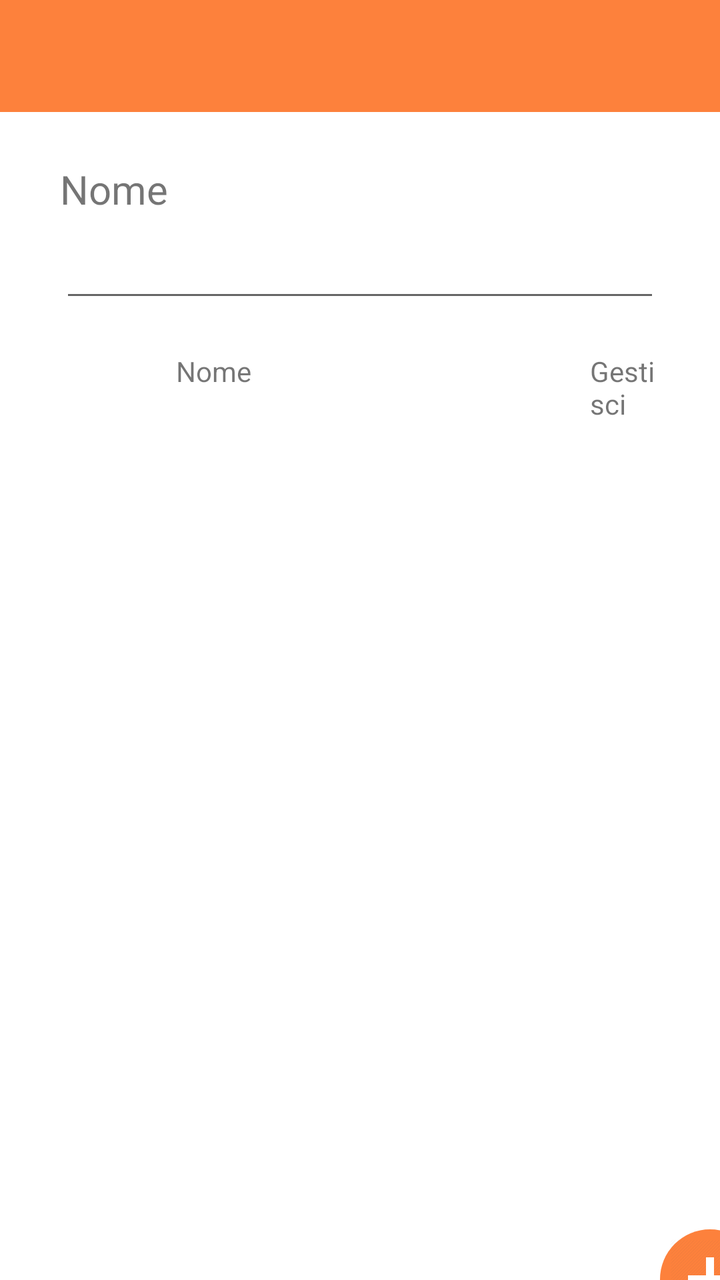
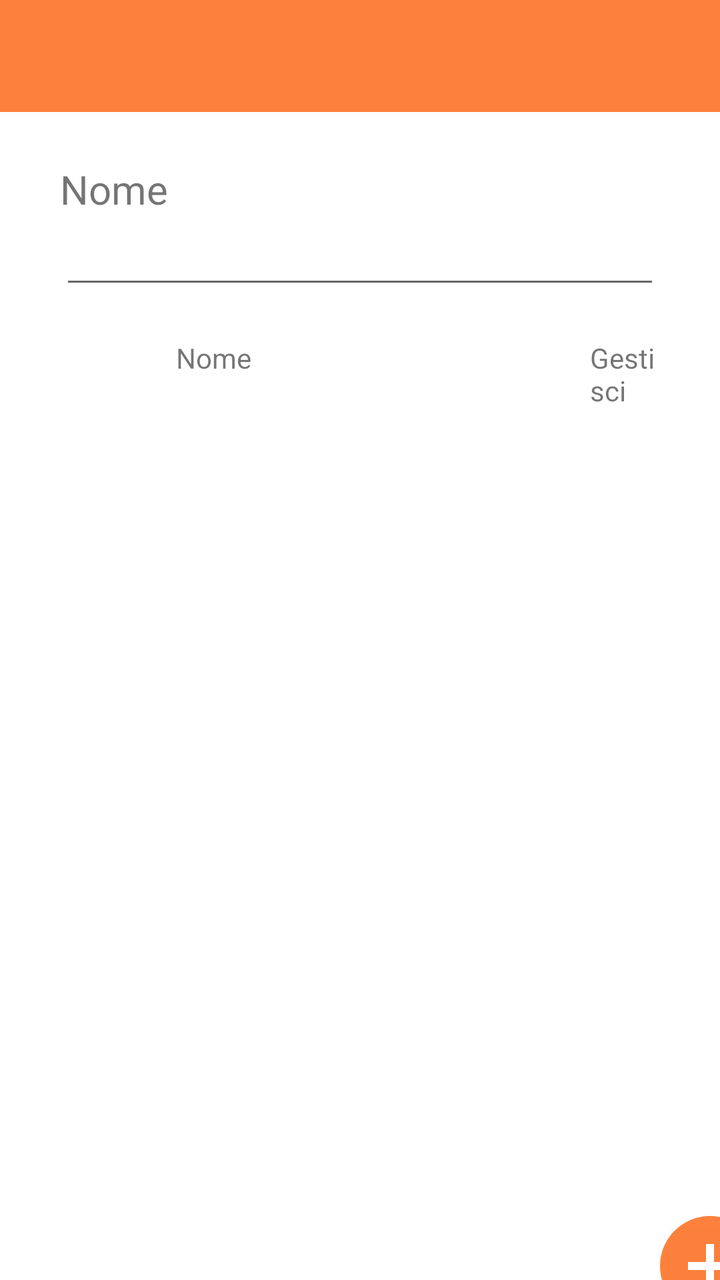

Screens rendered from an Android XML layout before and after an edit, with the pre-edit source and the edit as a unified diff.
<!-- AndroidManifest.xml: application theme Theme.YourCali -->
<!-- res/layout/activity_workout_plan_creation.xml -->
<?xml version="1.0" encoding="utf-8"?>
<androidx.constraintlayout.widget.ConstraintLayout xmlns:android="http://schemas.android.com/apk/res/android"
    xmlns:app="http://schemas.android.com/apk/res-auto"
    xmlns:tools="http://schemas.android.com/tools"
    android:layout_width="match_parent"
    android:layout_height="match_parent"
    tools:context=".WorkoutPlanCreationActivity">




    <LinearLayout
        android:layout_width="match_parent"
        android:layout_height="match_parent"
        android:orientation="vertical"
        tools:layout_editor_absoluteX="0sp"
        tools:layout_editor_absoluteY="171sp">

        <com.google.android.material.appbar.AppBarLayout
            android:layout_width="match_parent"
            android:layout_height="wrap_content"
            app:layout_constraintEnd_toEndOf="parent"
            app:layout_constraintStart_toStartOf="parent"
            app:layout_constraintTop_toTopOf="parent">

            <androidx.appcompat.widget.Toolbar
                android:id="@+id/myToolbar"
                android:layout_width="match_parent"
                android:layout_height="wrap_content"
                android:background="@color/Orange"
                android:minHeight="?attr/actionBarSize"
                android:theme="@style/MyThemeOverlay_Toolbar2" />

        </com.google.android.material.appbar.AppBarLayout>




        <Space
            android:layout_width="match_parent"
            android:layout_height="25sp" />

        <TextView
            android:layout_width="match_parent"
            android:layout_height="wrap_content"
            android:layout_marginLeft="30sp"
            android:text='Nome'
            android:textSize="20sp" />

        <EditText
            android:id="@+id/workoutPlanName"
            android:layout_width="match_parent"
            android:layout_height="wrap_content"
            android:layout_marginHorizontal="30sp"
            android:hint=""
            android:minHeight="48sp" />

        <Space
            android:layout_width="match_parent"
            android:layout_height="20sp" />

        <RelativeLayout
            android:id="@+id/intestationBar"
            android:layout_width="match_parent"
            android:layout_height="wrap_content"
            android:layout_marginHorizontal="30sp">

            <TextView
                android:layout_width="wrap_content"
                android:layout_height="wrap_content"
                android:layout_marginStart="58sp"
                android:text="Nome" />

            <TextView
                android:layout_width="wrap_content"
                android:layout_height="wrap_content"
                android:layout_marginStart="265sp"
                android:text="Gestisci" />


        </RelativeLayout>

        <Space
            android:layout_width="match_parent"
            android:layout_height="10sp"/>

        <LinearLayout
            android:layout_width="match_parent"
            android:layout_height="453sp">

            <TextView
                android:id="@+id/emptyworkoutplancreation"
                android:layout_width="376sp"
                android:layout_height="wrap_content"
                android:layout_gravity="center"
                android:text="Ancora nessun esercizio personale aggiunto!"
                android:textAlignment="center"
                android:textSize="25sp"
                android:visibility="gone"
                tools:ignore="MissingConstraints"
                tools:layout_editor_absoluteY="400sp" />

            <ScrollView
                android:layout_width="match_parent"
                android:layout_height="441sp"
                android:layout_marginHorizontal="30sp"
                android:layout_weight="1"
                android:fillViewport="true">

                <androidx.recyclerview.widget.RecyclerView
                    android:id="@+id/recyclerView"
                    android:layout_width="match_parent"
                    android:layout_height="440sp"
                    android:background="@color/white">


                </androidx.recyclerview.widget.RecyclerView>

            </ScrollView>


        </LinearLayout>


        <ImageButton
            android:id="@+id/aggiungiEsercizio"
            android:layout_width="50sp"
            android:layout_height="50sp"
            android:layout_centerVertical="true"
            android:layout_marginLeft="330sp"
            android:layout_marginTop="-60sp"
            android:background="@drawable/roundedbutton"
            android:backgroundTint="@color/Orange"
            android:src="@drawable/plus"
            android:text="+"
            android:visibility="visible" />

        <Space
            android:layout_width="match_parent"
            android:layout_height="30sp" />


        <Button
            android:id="@+id/savePersonalWorkoutPlanButton"
            android:layout_width="match_parent"
            android:layout_height="wrap_content"
            android:layout_marginHorizontal="100sp"
            android:backgroundTint="#8BC34A"
            android:text="@string/salva"
            android:textSize="17sp" />


    </LinearLayout>


</androidx.constraintlayout.widget.ConstraintLayout>
<!-- resources referenced by this layout -->
<resources>
  <color name="Orange">#FD813C</color>
  <color name="white">#FFFFFFFF</color>
  <!-- drawable plus (drawable) -->
  <?xml version="1.0" encoding="utf-8"?>
  <layer-list xmlns:android="http://schemas.android.com/apk/res/android">
  
      <item
          android:id="@+id/half_overlay"
          android:drawable="@drawable/pulsantepiu"
          android:width="40sp"
          android:height="40sp"
          />
  
  </layer-list>
  <!-- drawable roundedbutton (drawable) -->
  <?xml version="1.0" encoding="utf-8"?>
  <shape xmlns:android="http://schemas.android.com/apk/res/android"
      android:shape="oval">
      <solid android:color="@color/Cranberry" />
  </shape>
  <string name="salva">Salva</string>
  <style name="MyThemeOverlay_Toolbar2" parent="ThemeOverlay.MaterialComponents.Toolbar.Primary">
          
          <item name="android:textColorPrimary">@color/white</item>
  
          
          <item name="colorOnPrimary">@color/white</item>
      </style>
  <style name="Theme.YourCali" parent="Theme.MaterialComponents.DayNight.NoActionBar">
          
          <item name="colorPrimary">@color/purple_500</item>
          <item name="colorPrimaryVariant">@color/purple_700</item>
          <item name="colorOnPrimary">@color/white</item>
          
          <item name="colorSecondary">@color/teal_200</item>
          <item name="colorSecondaryVariant">@color/teal_700</item>
          <item name="colorOnSecondary">@color/black</item>
          
          <item name="android:statusBarColor">@color/DarkOrange</item>
          
      </style>
  <!-- drawable pulsantepiu: png bitmap (drawable, 18914 bytes) -->
  <color name="Cranberry">#9F000F</color>
  <color name="purple_500">#FF6200EE</color>
  <color name="purple_700">#FF3700B3</color>
  <color name="teal_200">#FF03DAC5</color>
  <color name="teal_700">#FF018786</color>
  <color name="black">#FF000000</color>
  <color name="DarkOrange">#FF6F1F</color>
</resources>

<!-- the commit's change to res/layout/activity_workout_plan_creation.xml (unified diff, before → after) -->
@@ -52,8 +52,8 @@
             android:layout_width="match_parent"
             android:layout_height="wrap_content"
             android:layout_marginHorizontal="30sp"
-            android:hint=""
-            android:minHeight="48sp" />
+            android:ems="10"
+            android:inputType="text" />
 
         <Space
             android:layout_width="match_parent"
